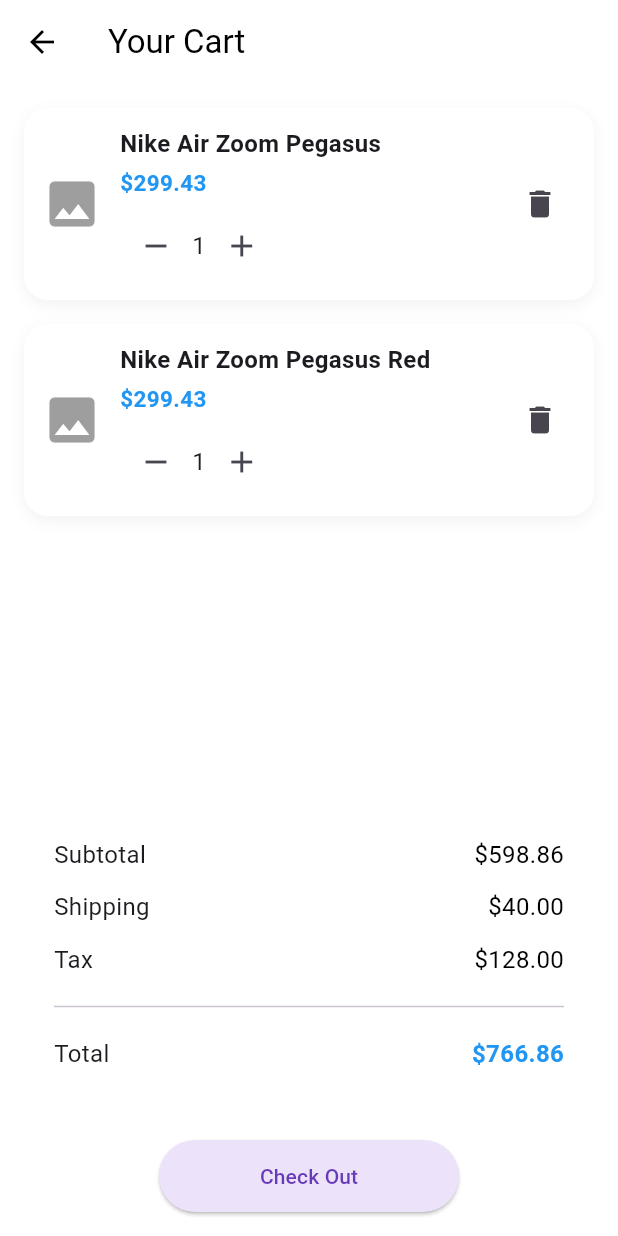
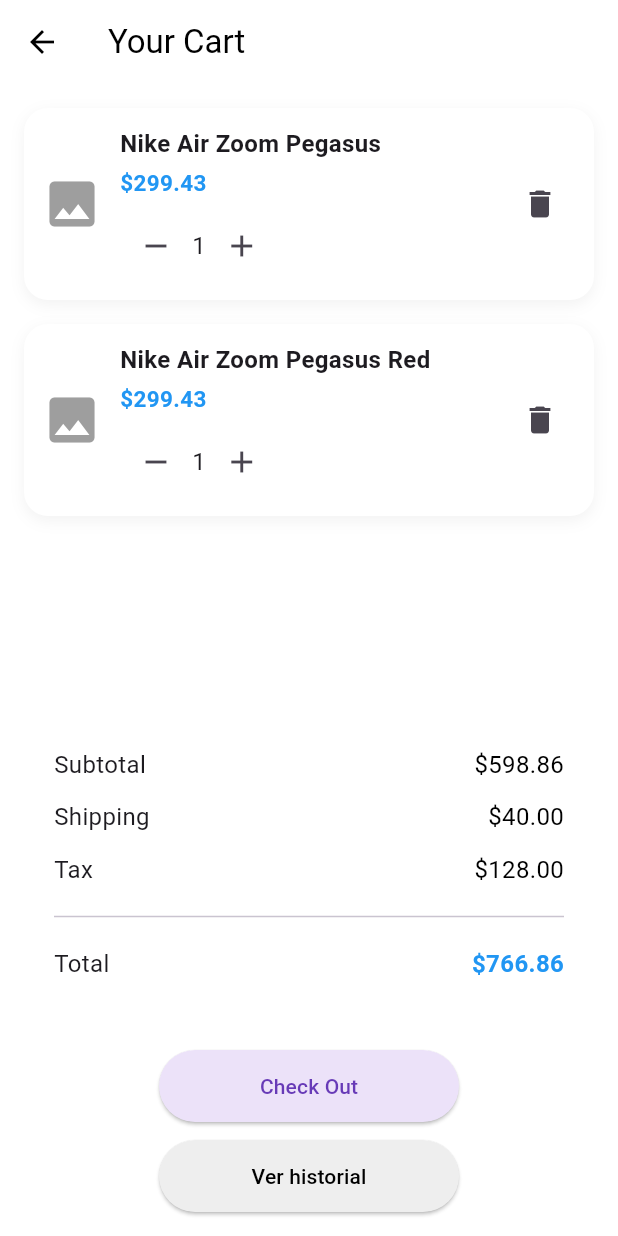
Before and after one commit to sebastian12-def/Dise-oInterfazGrupo, a Flutter app: the screen it shows after launch, on a phone screen of 412 x 824 dp. Run offline on Flutter 3.47's test engine with Material 3 defaults, Android fonts, the phone set to English and light mode, and no system bars; network calls fail.

Commit message:
pantalla historial

```diff
--- a/lib/features/cart/pages/cart_page.dart
+++ b/lib/features/cart/pages/cart_page.dart
@@ -101,6 +101,25 @@ class _CartPageState extends State<CartPage> {
                 child: const Text("Check Out"),
               ),
             ),
+
+            const SizedBox(height: 12),
+            SizedBox(
+              width: 200,
+              child: ElevatedButton(
+                onPressed: (){
+                  Navigator.pushNamed(context, '/order-history');
+                },
+                style: ElevatedButton.styleFrom(
+                  backgroundColor: Colors.grey[200],
+                  foregroundColor: Colors.black,
+                  shape: RoundedRectangleBorder(
+                    borderRadius: BorderRadius.circular(30),
+                  ),
+                  padding: const EdgeInsets.symmetric(vertical: 14),
+                ),
+                child: const Text("Ver historial"),
+             ),
+            ),
           ],
         ),
       ),
--- a/lib/main.dart
+++ b/lib/main.dart
@@ -1,5 +1,5 @@
 import 'package:flutter/material.dart';
-import 'features/cart/router/app_router.dart';
+import 'router/app_router.dart';
 
 void main() {
   runApp(const MyApp());
--- /dev/null
+++ b/lib/router/app_router.dart
@@ -0,0 +1,43 @@
+// app_router.dart - VERSIÓN CORRECTA Y COMPLETA
+import 'package:flutter/material.dart';
+
+// Cart
+import '../features/cart/pages/cart_page.dart';
+
+// Payment
+import '../features/cart/pages/payment_method_page.dart';
+import '../features/cart/pages/payment_summary_page.dart';
+import '../features/cart/pages/order_completed_page.dart';
+
+// Order History - PERSONA 5
+import '../features/orders/widgets/order_history_page.dart';  // ← IMPORT CORREGIDO
+
+class AppRouter {
+  static Route<dynamic> generateRoute(RouteSettings settings) {
+    switch (settings.name) {
+
+      case '/cart':
+        return MaterialPageRoute(builder: (_) => const CartPage());
+
+      case '/payment-method':
+        return MaterialPageRoute(builder: (_) => const PaymentMethodPage());
+
+      case '/payment-summary':
+        return MaterialPageRoute(builder: (_) => const PaymentSummaryPage());
+
+      case '/order-completed':
+        return MaterialPageRoute(builder: (_) => const OrderCompletedPage());
+
+      // ✅ AÑADE ESTA RUTA - PERSONA 5
+      case '/order-history':
+        return MaterialPageRoute(builder: (_) => OrderHistoryPage());
+
+      default:
+        return MaterialPageRoute(
+          builder: (_) => const Scaffold(
+            body: Center(child: Text("Página no encontrada")),
+          ),
+        );
+    }
+  }
+}
```
Also changed, not shown: lib/core/theme/app_theme.dart (added, +20 -0 lines), lib/features/orders/widgets/order_card_widget.dart (added, +165 -0 lines), lib/features/orders/widgets/order_history_page.dart (added, +92 -0 lines), lib/features/shared/order_model.dart (added, +32 -0 lines), package-lock.json (added), pubspec.lock.
